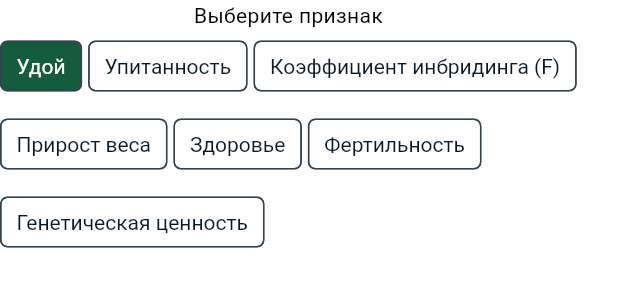
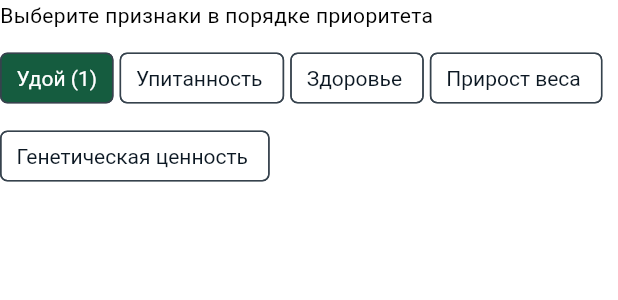
Before and after one commit to MariyaVik/breed-plus, a Flutter app: the ChooseMainAttribute widget shown alone on an empty page, opened directly, after a tap on "Удой", on a phone screen of 412 x 824 dp. Shown: the top 300 px of the screen. Run offline on Flutter 3.47's test engine with Material 3 defaults, Android fonts, the phone set to English and light mode, and no system bars; our stand-ins replace file_picker, flutter_bloc, flutter_svg, freezed_annotation, go_router, sqflite_common_ffi; missing offline and left inert: excel; accounts and stored records are empty.

Commit message:
changed ui

```diff
--- a/lib/features/seach/domain/search_cubit.dart
+++ b/lib/features/seach/domain/search_cubit.dart
@@ -14,8 +14,9 @@ class SearchCubit extends Cubit<SearchState> {
     emit(state.copyWith(female: passport, foundedMales: null));
   }
 
-  void selectMainAttribute(Attribute mainAttribute) {
-    emit(state.copyWith(mainAttribute: mainAttribute));
+  void selectMainAttribute(List<Attribute> mainAttribute) {
+    print('in state $mainAttribute');
+    emit(state.copyWith(mainAttributes: mainAttribute));
   }
 
   void matchAnimal() async {
@@ -34,7 +35,7 @@ class SearchCubit extends Cubit<SearchState> {
   }
 
   void resetMainAttribute() {
-    emit(state.copyWith(mainAttribute: null));
+    emit(state.copyWith(mainAttributes: null));
   }
 
   void resetOptionAttributes() {
--- a/lib/features/seach/domain/search_state.dart
+++ b/lib/features/seach/domain/search_state.dart
@@ -12,7 +12,7 @@ part '../../../generated/features/seach/domain/search_state.freezed.dart';
 class SearchState with _$SearchState {
   const factory SearchState({
     Passport? female,
-    Attribute? mainAttribute,
+    List<Attribute>? mainAttributes,
     List<AttributeForApi>? optionAttributes,
     List<ReproductionResponse>? foundedMales,
     @Default(false) bool isloading,
--- a/lib/features/seach/ui/search_page.dart
+++ b/lib/features/seach/ui/search_page.dart
@@ -1,6 +1,5 @@
 import 'package:breed_plus/features/seach/domain/search_cubit.dart';
 import 'package:breed_plus/features/seach/domain/search_state.dart';
-import 'package:breed_plus/features/super_duper_algorithm/index.dart';
 import 'package:flutter/material.dart';
 import 'package:flutter_bloc/flutter_bloc.dart';
 
@@ -27,6 +26,8 @@ class SearchPage extends StatelessWidget {
       ),
       body: BlocBuilder<SearchCubit, SearchState>(
           builder: (context, searchState) {
+        print('555555');
+        print(searchState.mainAttributes);
         return searchState.female == null
             ? Padding(
                 padding: const EdgeInsets.all(16.0),
@@ -63,38 +64,10 @@ class SearchPage extends StatelessWidget {
                         ),
                       ],
                     ),
-                    // Card(
-                    //   child: Padding(
-                    //     padding: const EdgeInsets.all(12),
-                    //     child: Row(
-                    //       children: [
-                    //         Container(
-                    //           width: 100,
-                    //           height: 100,
-                    //           color: Colors.grey,
-                    //         ),
-                    //         Column(
-                    //           children: [
-                    //             Text('ID ${searchState.female!.id}'),
-                    //             Text('Удой ${searchState.female!.milk}'),
-                    //             Text(
-                    //                 'Упитанность ${searchState.female!.fatness}'),
-                    //           ],
-                    //         ),
-                    //       ],
-                    //     ),
-                    //   ),
-                    // ),
-                    // ChooseMainAttribute(),
-                    // if (searchState.mainAttribute != null)
-                    //   Text('Main attribute - ${searchState.mainAttribute}'),
-                    // OutlinedButton(
-                    //   onPressed: () {},
-                    //   child: Text('Добавить признак'),
-                    // ),
                     const SizedBox(height: 8),
                     ElevatedButton(
-                      onPressed: searchState.mainAttribute == null ||
+                      onPressed: searchState.mainAttributes == null ||
+                              (searchState.mainAttributes?.isEmpty ?? true) ||
                               searchState.isloading
                           ? null
                           : () {
@@ -121,7 +94,7 @@ class SearchPage extends StatelessWidget {
                                     Column(
                                       children: [
                                         Text(
-                                            'ID ${searchState.foundedMales![index].passport.id}'),
+                                            'ID партнера ${searchState.foundedMales![index].passport.id}'),
                                       ],
                                     ),
                                     Text(
@@ -148,43 +121,62 @@ class SearchPage extends StatelessWidget {
 }
 
 class ChooseMainAttribute extends StatefulWidget {
-  const ChooseMainAttribute({
-    super.key,
-  });
+  const ChooseMainAttribute({super.key});
 
   @override
   State<ChooseMainAttribute> createState() => _ChooseMainAttributeState();
 }
 
 class _ChooseMainAttributeState extends State<ChooseMainAttribute> {
+  final List<Attribute> attributes = [
+    Attribute.milk,
+    Attribute.fatness,
+    Attribute.health,
+    Attribute.weightGain,
+    Attribute.worth,
+  ];
+
+  final List<Attribute> selectedAttributes = [];
+
   @override
   Widget build(BuildContext context) {
-    return BlocBuilder<SearchCubit, SearchState>(
-        builder: (context, searchState) {
     return Column(
+      crossAxisAlignment: CrossAxisAlignment.start,
       children: [
-          Text('Выберите признак'),
+        const Text('Выберите признаки в порядке приоритета'),
+        const SizedBox(height: 8),
         Wrap(
           spacing: 4,
           runSpacing: 4,
           children: List<Widget>.generate(
-              Attribute.values.length,
+            attributes.length,
             (int index) {
+              final attribute = attributes[index];
+              final priority = selectedAttributes.indexOf(attribute) + 1;
+
               return ChoiceChip(
-                  label: Text(Attribute.values[index].name),
-                  selected:
-                      searchState.mainAttribute == Attribute.values[index],
+                label: Text(
+                  '${attribute.name} ${priority > 0 ? "($priority)" : ""}',
+                ),
+                selected: selectedAttributes.contains(attribute),
                 onSelected: (bool selected) {
+                  setState(() {
+                    if (selected) {
+                      selectedAttributes.add(attribute);
+                    } else {
+                      selectedAttributes.remove(attribute);
+                    }
+                    print(selectedAttributes);
                     context
                         .read<SearchCubit>()
-                        .selectMainAttribute(Attribute.values[index]);
+                        .selectMainAttribute(selectedAttributes);
+                  });
                 },
               );
             },
-            ).toList(),
+          ),
         ),
       ],
     );
-    });
   }
 }
```
Also changed, not shown: lib/features/base/ui/base_screen.dart (+4 -4 lines), lib/features/profile/ui/profile_page.dart (+48 -12 lines), lib/generated/features/seach/domain/search_state.freezed.dart. Lines whose indentation alone changed are shown as unchanged.
